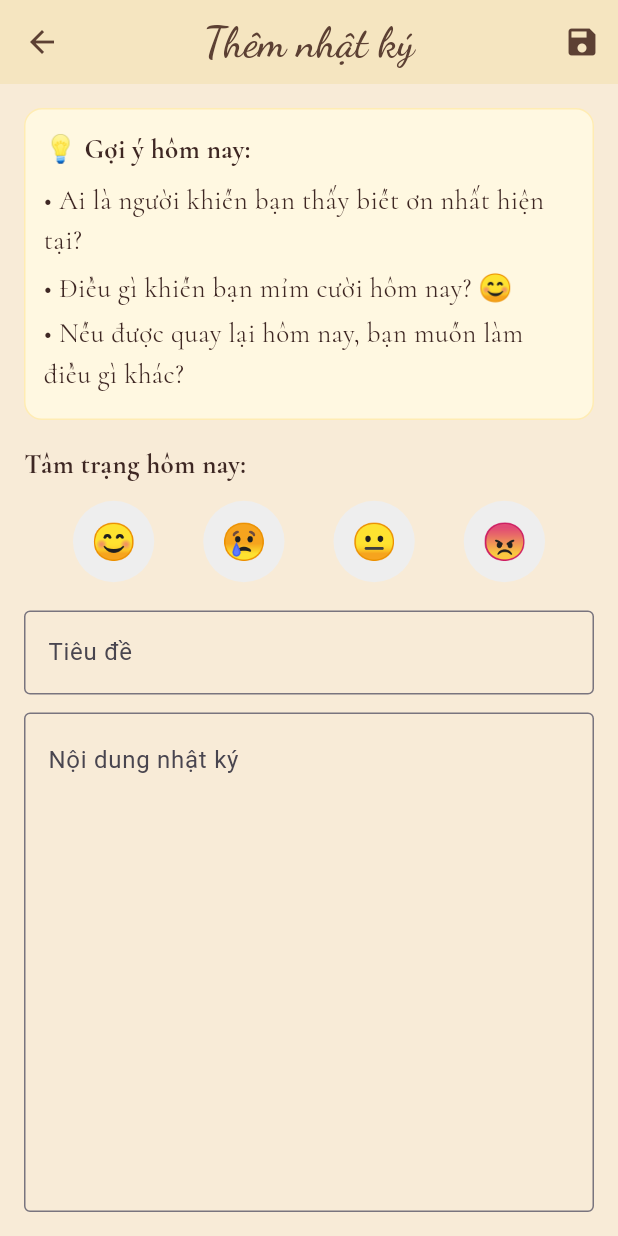
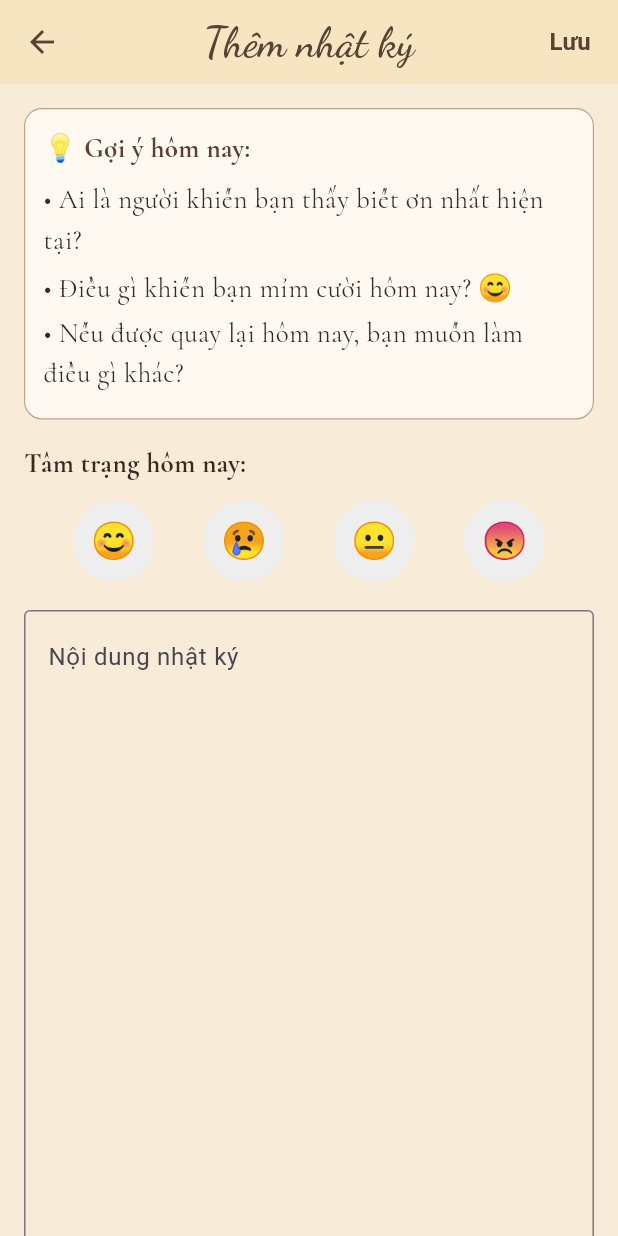
Before and after one commit to vominhhien1222/daily_journal_app, a Flutter app: the EditorScreen screen opened by its route, on a phone screen of 412 x 824 dp. Run offline on Flutter 3.47's test engine with Material 3 defaults, Android fonts, the phone set to English and light mode, and no system bars; our stand-ins replace cloud_firestore, firebase_auth, firebase_core, flutter_local_notifications, flutter_secure_storage, flutter_timezone and 8 more; accounts and stored records are empty.

Commit message:
sửa đồng bộ theme sửa icon thành chữ 'lưu' ròi bỏ cái nhập tiêu đề luôn

```diff
--- a/lib/ui/screens/editor_screen.dart
+++ b/lib/ui/screens/editor_screen.dart
@@ -16,9 +16,8 @@ class EditorScreen extends StatefulWidget {
 }
 
 class _EditorScreenState extends State<EditorScreen> {
-  final _titleController = TextEditingController();
   final _contentController = TextEditingController();
-  String? _selectedMood; // 👈 người dùng chọn cảm xúc
+  String? _selectedMood;
 
   bool get isEditing => widget.entry != null;
 
@@ -26,25 +25,29 @@ class _EditorScreenState extends State<EditorScreen> {
   void initState() {
     super.initState();
     if (isEditing) {
-      _titleController.text = widget.entry!.title;
       _contentController.text = widget.entry!.content;
       _selectedMood = widget.entry!.mood;
     }
   }
 
   Future<void> _saveEntry() async {
+    FocusScope.of(context).unfocus();
+
     final provider = Provider.of<JournalProvider>(context, listen: false);
-    final title = _titleController.text.trim();
     final content = _contentController.text.trim();
 
-    if (title.isEmpty || content.isEmpty) {
+    if (content.isEmpty) {
       ScaffoldMessenger.of(context).showSnackBar(
-        const SnackBar(content: Text('⚠️ Vui lòng nhập tiêu đề và nội dung')),
+        const SnackBar(content: Text('⚠️ Vui lòng nhập nội dung nhật ký')),
       );
       return;
     }
 
-    // 🧠 Nếu người dùng không chọn, để AI phân tích
+    // 🧠 Tự lấy dòng đầu tiên làm tiêu đề ngầm (nếu muốn hiển thị ngoài danh sách)
+    final title = content.split('\n').first.trim().isEmpty
+        ? '(Không tiêu đề)'
+        : content.split('\n').first.trim();
+
     final mood = _selectedMood ?? EmotionAnalyzer.analyze(content);
     final aiMessage = AiResponder.respond(mood);
 
@@ -59,7 +62,6 @@ class _EditorScreenState extends State<EditorScreen> {
       await provider.addEntry(title, content);
     }
 
-    // 💬 Hiển thị hộp thoại phản hồi động viên
     if (mounted) {
       showDialog(
         context: context,
@@ -78,8 +80,8 @@ class _EditorScreenState extends State<EditorScreen> {
           actions: [
             TextButton(
               onPressed: () {
-                Navigator.pop(context); // đóng dialog
-                Navigator.pop(context); // quay lại màn trước
+                Navigator.pop(context);
+                Navigator.pop(context);
               },
               child: const Text('Đóng'),
             ),
@@ -89,7 +91,6 @@ class _EditorScreenState extends State<EditorScreen> {
     }
   }
 
-  // 🧩 Nút chọn cảm xúc
   Widget _buildMoodButton(String emoji, String mood) {
     final isSelected = _selectedMood == mood;
     return GestureDetector(
@@ -113,16 +114,36 @@ class _EditorScreenState extends State<EditorScreen> {
   @override
   Widget build(BuildContext context) {
     final suggestions = PromptSuggestions.randomSuggestions();
+    final isDark = Theme.of(context).brightness == Brightness.dark;
 
     return Scaffold(
+      resizeToAvoidBottomInset: true,
       appBar: AppBar(
         title: Text(isEditing ? 'Chỉnh sửa nhật ký' : 'Thêm nhật ký'),
         actions: [
-          IconButton(icon: const Icon(Icons.save), onPressed: _saveEntry),
+          TextButton(
+            onPressed: _saveEntry,
+            child: Text(
+              'Lưu',
+              style: TextStyle(
+                color:
+                    Theme.of(context).appBarTheme.iconTheme?.color ??
+                    Theme.of(context).colorScheme.onPrimary,
+                fontWeight: FontWeight.bold,
+                fontSize: 16,
+              ),
+            ),
+          ),
         ],
       ),
-      body: Padding(
+      body: SafeArea(
+        child: LayoutBuilder(
+          builder: (context, constraints) {
+            return SingleChildScrollView(
               padding: const EdgeInsets.all(16.0),
+              child: ConstrainedBox(
+                constraints: BoxConstraints(minHeight: constraints.maxHeight),
+                child: IntrinsicHeight(
                   child: Column(
                     crossAxisAlignment: CrossAxisAlignment.start,
                     children: [
@@ -131,22 +152,41 @@ class _EditorScreenState extends State<EditorScreen> {
                         width: double.infinity,
                         padding: const EdgeInsets.all(12),
                         decoration: BoxDecoration(
-                color: Colors.amber.shade50,
+                          color: isDark
+                              ? const Color(0xFF3B2A24)
+                              : const Color(0xFFFFF9F2),
                           borderRadius: BorderRadius.circular(12),
-                border: Border.all(color: Colors.amber.shade100),
+                          border: Border.all(
+                            color: isDark
+                                ? const Color(0xFFC19A6B)
+                                : const Color(0xFFBCA48B),
+                            width: 0.8,
+                          ),
                         ),
                         child: Column(
                           crossAxisAlignment: CrossAxisAlignment.start,
                           children: [
-                  const Text(
+                            Text(
                               "💡 Gợi ý hôm nay:",
-                    style: TextStyle(fontWeight: FontWeight.bold),
+                              style: TextStyle(
+                                fontWeight: FontWeight.bold,
+                                color: isDark
+                                    ? const Color(0xFFF2E4C7)
+                                    : const Color(0xFF5C4033),
+                              ),
                             ),
                             const SizedBox(height: 8),
                             for (final s in suggestions)
                               Padding(
                                 padding: const EdgeInsets.only(bottom: 4),
-                      child: Text("• $s"),
+                                child: Text(
+                                  "• $s",
+                                  style: TextStyle(
+                                    color: isDark
+                                        ? const Color(0xFFE8D8C3)
+                                        : const Color(0xFF3E2723),
+                                  ),
+                                ),
                               ),
                           ],
                         ),
@@ -154,7 +194,7 @@ class _EditorScreenState extends State<EditorScreen> {
 
                       const SizedBox(height: 16),
 
-            // 🧠 Chọn cảm xúc thủ công
+                      // Chọn cảm xúc thủ công
                       const Text(
                         "Tâm trạng hôm nay:",
                         style: TextStyle(fontWeight: FontWeight.bold),
@@ -172,19 +212,7 @@ class _EditorScreenState extends State<EditorScreen> {
 
                       const SizedBox(height: 16),
 
-            // 📝 Ô nhập tiêu đề
-            TextField(
-              controller: _titleController,
-              onTapOutside: (_) =>
-                  FocusScope.of(context).unfocus(), //onTapOutside
-              decoration: const InputDecoration(
-                labelText: 'Tiêu đề',
-                border: OutlineInputBorder(),
-              ),
-            ),
-            const SizedBox(height: 12),
-
-            // 📔 Ô nhập nội dung
+                      // Ô nhập nội dung
                       Expanded(
                         child: TextField(
                           controller: _contentController,
@@ -202,6 +230,11 @@ class _EditorScreenState extends State<EditorScreen> {
                     ],
                   ),
                 ),
+              ),
+            );
+          },
+        ),
+      ),
     );
   }
 }
--- a/pubspec.yaml
+++ b/pubspec.yaml
@@ -24,7 +24,7 @@ dependencies:
   timezone: ^0.9.3
   permission_handler: ^11.3.1
   phosphor_flutter: ^2.1.0
-  flutter_timezone: 2.0.1
+  flutter_timezone: ^3.0.1
   local_auth: ^2.1.7
   flutter_secure_storage: ^9.0.0
   firebase_core: ^3.6.0
```
Also changed, not shown: pubspec.lock, 3 other files. Lines whose indentation alone changed are shown as unchanged.
